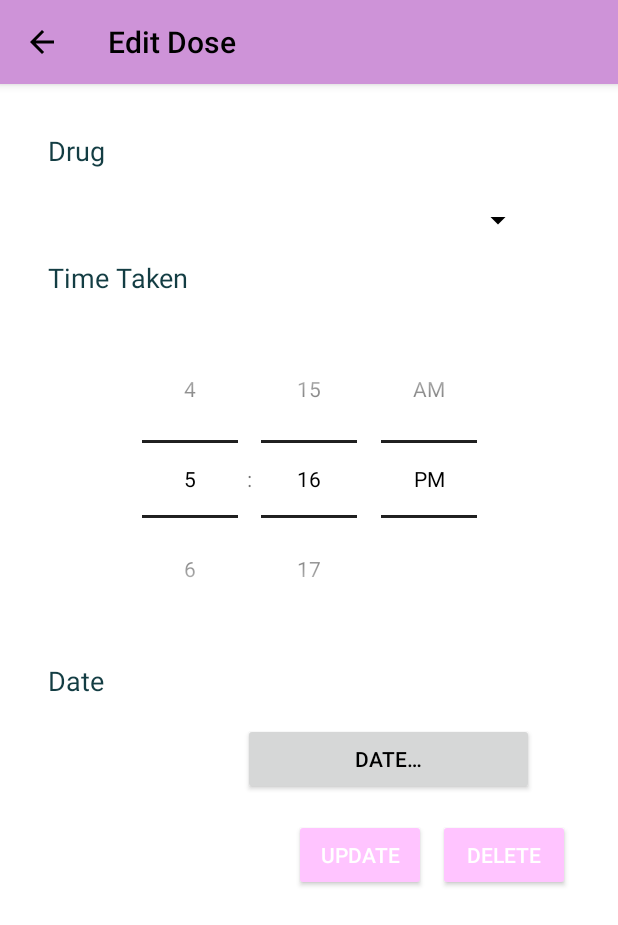
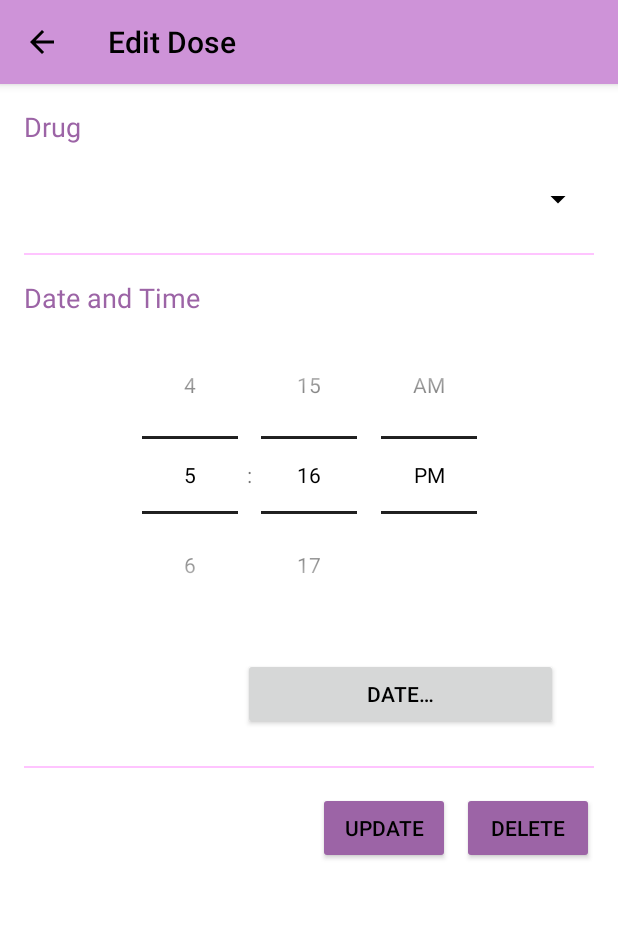
Before and after one commit to rcraggs/Painkiller, an Android app: the DoseEditActivity screen opened directly, with no data from a screen before it, on a phone screen of 412 x 824 dp. Shown: the top 925 px of the screen. Run offline under Robolectric (Android 15) with nearby library versions, the phone set to English and light mode, and no system bars; 8 statements that could not run were skipped.

Commit message:
Tidy up dose edit UI

```diff
--- a/app/src/main/res/layout/activity_dose_edit.xml
+++ b/app/src/main/res/layout/activity_dose_edit.xml
@@ -27,10 +27,6 @@
         <android.support.constraint.ConstraintLayout xmlns:android="http://schemas.android.com/apk/res/android"
             android:layout_width="match_parent"
             android:layout_height="wrap_content"
-            android:paddingBottom="@dimen/activity_vertical_margin"
-            android:paddingLeft="@dimen/activity_horizontal_margin"
-            android:paddingRight="@dimen/activity_horizontal_margin"
-            android:paddingTop="@dimen/activity_vertical_margin"
             tools:context=".activity.DoseEditActivity">
 
             <TextView
@@ -43,50 +39,43 @@
             <Spinner
                 android:id="@+id/sp_drug"
                 android:layout_width="0dp"
-                android:layout_height="20dp"
-                android:layout_marginEnd="24dp"
-                android:layout_marginStart="24dp"
+                android:layout_height="wrap_content"
                 android:layout_marginTop="24dp"
                 app:layout_constraintEnd_toEndOf="parent"
                 app:layout_constraintStart_toStartOf="parent"
                 app:layout_constraintTop_toBottomOf="@+id/tv_drug" />
 
+            <View
+                android:id="@+id/hr_dose_edit"
+                android:layout_width="fill_parent"
+                android:layout_height="1dp"
+                android:layout_alignParentEnd="true"
+                android:layout_marginTop="24dp"
+                android:background="@color/primaryLightColor"
+                app:layout_constraintTop_toBottomOf="@+id/sp_drug"
+                tools:background="@color/primaryLightColor" />
+
             <TextView
                 android:id="@+id/tv_time"
                 style="@style/InputLabelTextView"
                 android:layout_marginTop="16dp"
-                android:text="@string/input_title_text_time"
+                android:text="@string/dose_edit_title_date_and_time"
                 app:layout_constraintStart_toStartOf="parent"
-                app:layout_constraintTop_toBottomOf="@+id/sp_drug" />
+                app:layout_constraintTop_toBottomOf="@+id/hr_dose_edit"
+                android:background="#FFFFFF"/>
 
-            <!--todo takes up too much room-->
             <TimePicker
                 android:id="@+id/time_dose_time"
                 android:layout_width="wrap_content"
-                android:layout_margin="@dimen/text_margin_small"
-                android:layout_marginEnd="32dp"
-                android:layout_marginStart="32dp"
-                android:layout_marginTop="24dp"
+                android:layout_height="wrap_content"
                 android:elevation="@dimen/text_margin_very_small"
                 android:timePickerMode="spinner"
                 app:layout_constraintEnd_toEndOf="parent"
                 app:layout_constraintStart_toStartOf="parent"
-                app:layout_constraintTop_toBottomOf="@+id/tv_time"
-                android:layout_height="wrap_content" />
-
-            <TextView
-                android:id="@+id/tv_date"
-                style="@style/InputLabelTextView"
-                android:layout_marginTop="16dp"
-                android:calendarViewShown="false"
-                android:elevation="@dimen/text_margin_very_small"
-                android:text="@string/input_title_date"
-                app:layout_constraintStart_toStartOf="parent"
-                app:layout_constraintTop_toBottomOf="@+id/time_dose_time" />
-
+                app:layout_constraintTop_toBottomOf="@+id/tv_time" />
 
             <LinearLayout
-                android:id="@+id/linearLayout2"
+                android:id="@+id/ll_dose_edit_date"
                 android:layout_width="match_parent"
                 android:layout_height="wrap_content"
                 android:layout_marginEnd="24dp"
@@ -95,13 +84,14 @@
                 android:orientation="horizontal"
                 app:layout_constraintEnd_toEndOf="parent"
                 app:layout_constraintStart_toStartOf="parent"
-                app:layout_constraintTop_toBottomOf="@+id/tv_date">
+                app:layout_constraintTop_toBottomOf="@+id/time_dose_time">
 
                 <TextView
                     android:id="@+id/tv_current_date"
                     android:layout_width="wrap_content"
                     android:layout_height="wrap_content"
-                    android:layout_weight="1" />
+                    android:layout_weight="1"
+                    android:textSize="@dimen/text_size_list_detail"/>
 
                 <Button
                     android:id="@+id/btn_change_date"
@@ -111,18 +101,28 @@
                     android:text="@string/button_text_date_chooser" />
             </LinearLayout>
 
+            <View
+                android:id="@+id/hr_dose_edit2"
+                android:layout_width="fill_parent"
+                android:layout_height="1dp"
+                android:layout_alignParentEnd="true"
+                android:layout_marginTop="24dp"
+                android:background="@color/primaryLightColor"
+                app:layout_constraintTop_toBottomOf="@+id/ll_dose_edit_date"
+                tools:background="@color/primaryLightColor" />
+
             <LinearLayout
-                android:id="@+id/linearLayout"
+                android:id="@+id/ll_dose_edit_buttons"
                 android:layout_width="0dp"
                 android:layout_height="wrap_content"
                 android:layout_marginTop="16dp"
                 android:orientation="horizontal"
                 app:layout_constraintEnd_toEndOf="parent"
-                app:layout_constraintTop_toBottomOf="@+id/linearLayout2">
+                app:layout_constraintTop_toBottomOf="@+id/hr_dose_edit2">
 
                 <Button
                     android:id="@+id/btn_update_dose"
-                    style="@style/Widget.AppCompat.Button.Colored"
+                    android:theme="@style/PainkillerColouredButton"
                     android:layout_width="wrap_content"
                     android:layout_height="wrap_content"
                     android:layout_marginBottom="16dp"
@@ -131,15 +131,17 @@
 
                 <Button
                     android:id="@+id/btn_delete_dose"
-                    style="@style/DeleteButton"
+                    android:theme="@style/PainkillerColouredButton"
                     android:layout_width="wrap_content"
                     android:layout_height="wrap_content"
                     android:layout_marginBottom="16dp"
                     android:layout_marginStart="8dp"
                     android:layout_weight="1"
-
                     android:text="@string/button_text_delete" />
             </LinearLayout>
+
+
+
 
         </android.support.constraint.ConstraintLayout>
 
--- a/app/src/main/res/values/colors.xml
+++ b/app/src/main/res/values/colors.xml
@@ -9,7 +9,7 @@
     <color name="main_background">#ffffff</color>
 
     <color name="titleLabelList">#4285f4</color>
-    <color name="inputLabelTextColor">#133D43</color>
+    <color name="inputLabelTextColor">@color/primaryDarkColor</color>
 
     <color name="deleteButtonColor">#ef5350</color>
 </resources>
--- a/app/src/main/res/values/strings.xml
+++ b/app/src/main/res/values/strings.xml
@@ -16,7 +16,7 @@
     <string name="drug_gap_hint">Minutes between doses</string>
     <string name="drug_per_hint">How many does are allowed in 24 hours</string>
     <string name="title_text_drug">Drug</string>
-    <string name="input_title_text_time">Time Taken</string>
+    <string name="dose_edit_title_date_and_time">Date and Time</string>
     <string name="input_title_date">Date</string>
     <string name="button_text_update">Update</string>
     <string name="button_text_delete">Delete</string>
--- a/app/src/main/res/values/styles.xml
+++ b/app/src/main/res/values/styles.xml
@@ -17,8 +17,8 @@
         <item name="android:textSize">18sp</item>
     </style>
 
-    <style name="DeleteButton" parent="Widget.AppCompat.Button.Colored">
-        <item name="colorButtonNormal">@color/deleteButtonColor</item>
+    <style name="PainkillerColouredButton" parent="Widget.AppCompat.Button.Colored">
+        <item name="colorButtonNormal">@color/primaryDarkColor</item>
     </style>
 
     <dimen name="default_layout_margin">0dp</dimen>
```
